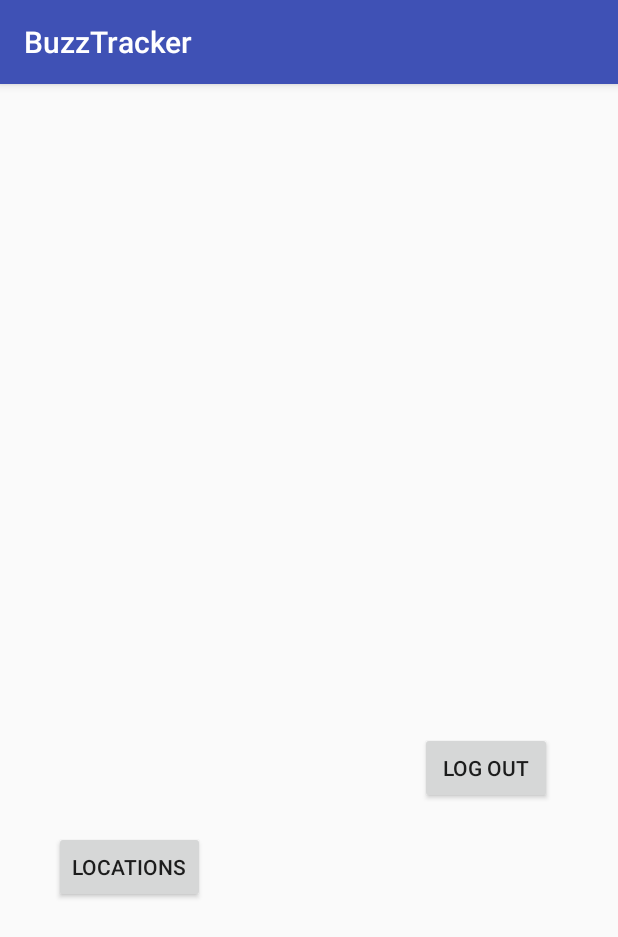
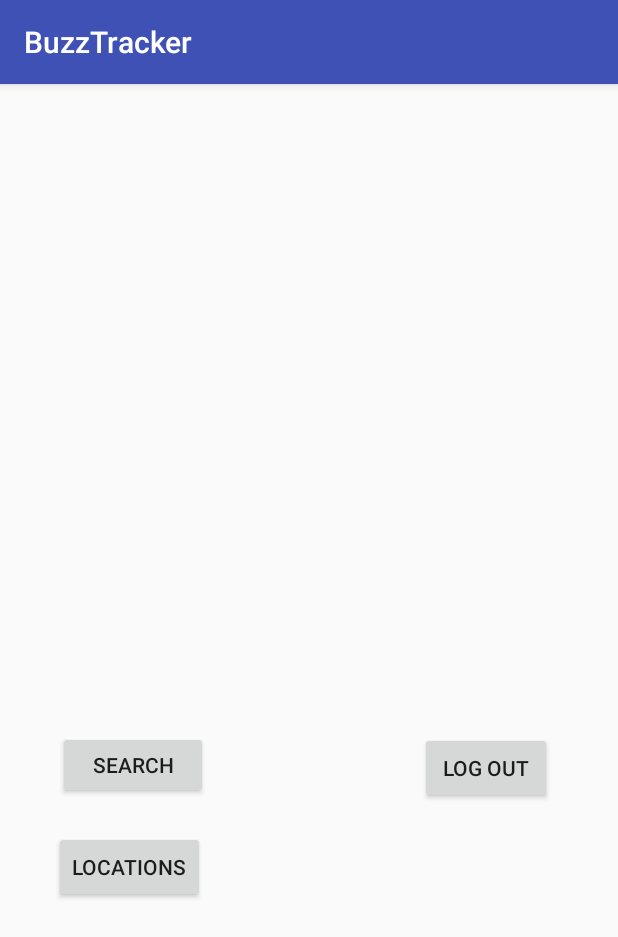
Before and after one commit to peteherman/cs2340, an Android app: the AppScreen screen opened directly, with no data from a screen before it, on a phone screen of 412 x 824 dp. Shown: the top 937 px of the screen. Run offline under Robolectric (Android 15) with nearby library versions, the phone set to English and light mode, and no system bars.

Commit message:
Added search button to App screen and back button to search view. Created empty view for search results

```diff
--- a/BuzzTracker/app/src/main/AndroidManifest.xml
+++ b/BuzzTracker/app/src/main/AndroidManifest.xml
@@ -30,7 +30,8 @@
         <activity android:name=".Controller.DonationItemActivity" />
         <activity android:name=".Controller.DonationListView" />
         <activity android:name=".Controller.DetailedDonationView" />
-        <activity android:name=".Controller.SearchView"></activity>
+        <activity android:name=".Controller.SearchView" />
+        <activity android:name=".Controller.SearchResultsView"></activity>
     </application>
 
 </manifest>
--- a/BuzzTracker/app/src/main/java/com/example/gourn/buzztracker/Controller/AppScreen.java
+++ b/BuzzTracker/app/src/main/java/com/example/gourn/buzztracker/Controller/AppScreen.java
@@ -13,6 +13,7 @@ import com.example.gourn.buzztracker.R;
 public class AppScreen extends AppCompatActivity {
     private Button logoutButton;
     private Button locationsButton;
+    private Button searchButton;
     private int userType;
 
     @Override
@@ -40,7 +41,15 @@ public class AppScreen extends AppCompatActivity {
         } else {
             userType = -1;
         }
-        Log.d("UserType", "" + userType);
+
+
+        searchButton = findViewById(R.id.search_button);
+        searchButton.setOnClickListener(new View.OnClickListener() {
+            @Override
+            public void onClick(View view) {
+                onClickSearch(view);
+            }
+        });
     }
 
     private void clickLogOutButton(View view) {
@@ -59,4 +68,14 @@ public class AppScreen extends AppCompatActivity {
         startActivity(intent);
         finish();
     }
+
+    private void onClickSearch(View v) {
+        Intent intent = new Intent(this, SearchView.class);
+        Bundle bundle = new Bundle();
+        bundle.putInt("USER_TYPE", userType);
+        intent.putExtras(bundle);
+        startActivity(intent);
+        finish();
+
+    }
 }
--- a/BuzzTracker/app/src/main/java/com/example/gourn/buzztracker/Controller/SearchView.java
+++ b/BuzzTracker/app/src/main/java/com/example/gourn/buzztracker/Controller/SearchView.java
@@ -130,7 +130,7 @@ public class SearchView extends AppCompatActivity {
 
         //Set category spinner adapter
         //Build String array of default donation categories
-        String[] defaultDonationCategories = new String[DefaultDonationCategories.values().length);
+        String[] defaultDonationCategories = new String[DefaultDonationCategories.values().length];
         for (int i = 0; i < DefaultDonationCategories.values().length; i++) {
             defaultDonationCategories[i] = DefaultDonationCategories.values()[i].toString();
         }
@@ -181,7 +181,7 @@ public class SearchView extends AppCompatActivity {
 
     private void onClickSubmit(View v) {
 
-        Intent intent = new Intent(this, SearchResults.class);
+        Intent intent = new Intent(this, SearchResultsView.class);
         Bundle bundle = new Bundle();
         bundle.putInt("SEARCH_TYPE", searchType);
 
--- a/BuzzTracker/app/src/main/res/layout/activity_app_screen.xml
+++ b/BuzzTracker/app/src/main/res/layout/activity_app_screen.xml
@@ -37,4 +37,20 @@
         app:layout_constraintStart_toStartOf="parent"
         app:layout_constraintTop_toTopOf="parent"
         app:layout_constraintVertical_bias="0.258" />
+
+    <Button
+        android:id="@+id/search_button"
+        android:layout_width="100dp"
+        android:layout_height="45dp"
+        android:layout_marginBottom="12dp"
+        android:layout_marginEnd="8dp"
+        android:layout_marginStart="8dp"
+        android:layout_marginTop="8dp"
+        android:text="Search"
+        app:layout_constraintBottom_toTopOf="@+id/locationsButton"
+        app:layout_constraintEnd_toEndOf="parent"
+        app:layout_constraintHorizontal_bias="0.103"
+        app:layout_constraintStart_toStartOf="parent"
+        app:layout_constraintTop_toTopOf="parent"
+        app:layout_constraintVertical_bias="0.978" />
 </android.support.constraint.ConstraintLayout>
```
Also changed, not shown: BuzzTracker/app/src/main/java/com/example/gourn/buzztracker/Controller/SearchResultsView.java (added, +15 -0 lines), BuzzTracker/app/src/main/res/layout/activity_search_results_view.xml (added, +9 -0 lines).
